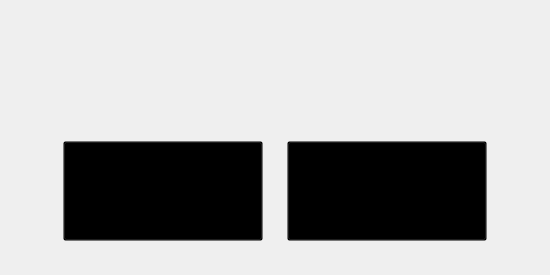
This is modmanager.ui in rig0/MPN-Mod-Manager as Qt 5 draws it before an edit. The edited form follows.
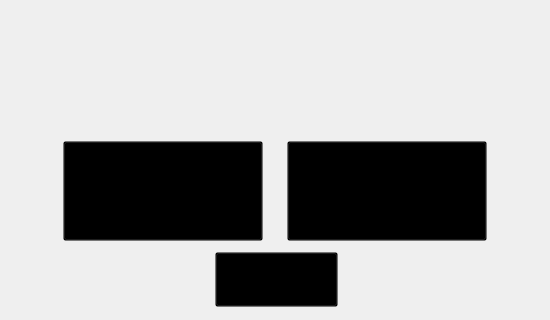
This is the edited form. Icons and pictures are not drawn.

Patch:
```diff
--- a/modmanager.ui
+++ b/modmanager.ui
@@ -13,7 +13,7 @@
     <x>0</x>
     <y>0</y>
     <width>550</width>
-    <height>275</height>
+    <height>320</height>
    </rect>
   </property>
   <property name="sizePolicy">
@@ -25,13 +25,13 @@
   <property name="minimumSize">
    <size>
     <width>550</width>
-    <height>275</height>
+    <height>320</height>
    </size>
   </property>
   <property name="maximumSize">
    <size>
     <width>550</width>
-    <height>275</height>
+    <height>320</height>
    </size>
   </property>
   <property name="windowTitle">
@@ -67,7 +67,21 @@
    background-color:rgba(0, 0, 0, 0);
    background-image: url(&quot;:/res/imgs/17button1.png&quot;);
 }
-</string>
+QPushButton#playButton
+{
+   background-color:rgba(0, 0, 0, 0);
+   background-image: url(&quot;:/res/imgs/play0.png&quot;);
+}
+QPushButton:hover#playButton
+{
+   background-color:rgba(0, 0, 0, 0);
+   background-image: url(&quot;:/res/imgs/play1.png&quot;);
+}
+QPushButton:pressed#playButton
+{
+   background-color:rgba(0, 0, 0, 0);
+   background-image: url(&quot;:/res/imgs/play2.png&quot;);
+}</string>
   </property>
   <widget class="QWidget" name="centralWidget">
    <widget class="QPushButton" name="mad17">
@@ -109,6 +123,19 @@
      <bool>true</bool>
     </property>
    </widget>
+   <widget class="QPushButton" name="playButton">
+    <property name="geometry">
+     <rect>
+      <x>215</x>
+      <y>252</y>
+      <width>123</width>
+      <height>55</height>
+     </rect>
+    </property>
+    <property name="text">
+     <string/>
+    </property>
+   </widget>
   </widget>
  </widget>
  <layoutdefault spacing="6" margin="11"/>
```
Left out of the diff: 2 changed lines with no effect on the pictures.
